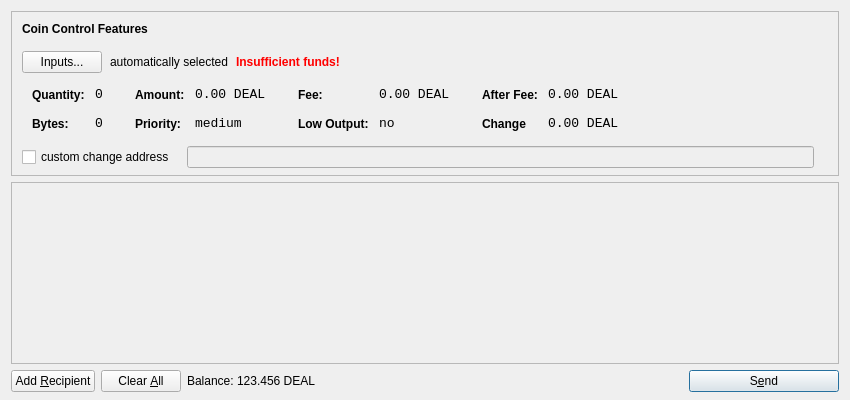
This is src/qt/forms/sendcoinsdialog.ui in flokisatoshi/IdealCash-DEAL as Qt 5 draws it before an edit. The edited form follows.
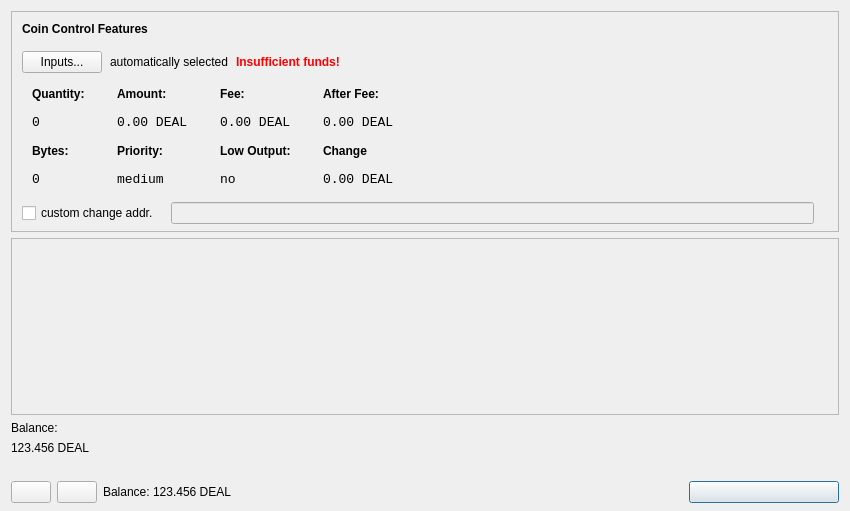
This is the edited form. Icons and pictures are not drawn.

```diff
--- a/src/qt/forms/sendcoinsdialog.ui
+++ b/src/qt/forms/sendcoinsdialog.ui
@@ -7,13 +7,13 @@
     <x>0</x>
     <y>0</y>
     <width>850</width>
-    <height>400</height>
+    <height>511</height>
    </rect>
   </property>
   <property name="windowTitle">
    <string>Send Coins</string>
   </property>
-  <layout class="QVBoxLayout" name="verticalLayout" stretch="0,1,0">
+  <layout class="QVBoxLayout" name="verticalLayout" stretch="0,0,0,0,0,0">
    <property name="bottomMargin">
     <number>8</number>
    </property>
@@ -39,7 +39,7 @@
      </property>
      <layout class="QVBoxLayout" name="verticalLayoutCoinControl2">
       <property name="spacing">
-       <number>-1</number>
+       <number>6</number>
       </property>
       <property name="leftMargin">
        <number>0</number>
@@ -217,32 +217,7 @@
                  </property>
                 </widget>
                </item>
-               <item row="0" column="1">
-                <widget class="QLabel" name="labelCoinControlQuantity">
-                 <property name="font">
-                  <font>
-                   <family>Monospace</family>
-                   <pointsize>10</pointsize>
-                  </font>
-                 </property>
-                 <property name="cursor">
-                  <cursorShape>IBeamCursor</cursorShape>
-                 </property>
-                 <property name="contextMenuPolicy">
-                  <enum>Qt::ActionsContextMenu</enum>
-                 </property>
-                 <property name="text">
-                  <string>0</string>
-                 </property>
-                 <property name="margin">
-                  <number>0</number>
-                 </property>
-                 <property name="textInteractionFlags">
-                  <set>Qt::LinksAccessibleByMouse|Qt::TextSelectableByKeyboard|Qt::TextSelectableByMouse</set>
-                 </property>
-                </widget>
-               </item>
-               <item row="1" column="0">
+               <item row="2" column="0">
                 <widget class="QLabel" name="labelCoinControlBytesText">
                  <property name="styleSheet">
                   <string notr="true">font-weight:bold;</string>
@@ -252,7 +227,32 @@
                  </property>
                 </widget>
                </item>
-               <item row="1" column="1">
+               <item row="1" column="0">
+                <widget class="QLabel" name="labelCoinControlQuantity">
+                 <property name="font">
+                  <font>
+                   <family>Monospace</family>
+                   <pointsize>10</pointsize>
+                  </font>
+                 </property>
+                 <property name="cursor">
+                  <cursorShape>IBeamCursor</cursorShape>
+                 </property>
+                 <property name="contextMenuPolicy">
+                  <enum>Qt::ActionsContextMenu</enum>
+                 </property>
+                 <property name="text">
+                  <string>0</string>
+                 </property>
+                 <property name="margin">
+                  <number>0</number>
+                 </property>
+                 <property name="textInteractionFlags">
+                  <set>Qt::LinksAccessibleByMouse|Qt::TextSelectableByKeyboard|Qt::TextSelectableByMouse</set>
+                 </property>
+                </widget>
+               </item>
+               <item row="3" column="0">
                 <widget class="QLabel" name="labelCoinControlBytes">
                  <property name="font">
                   <font>
@@ -306,29 +306,7 @@
                  </property>
                 </widget>
                </item>
-               <item row="0" column="1">
-                <widget class="QLabel" name="labelCoinControlAmount">
-                 <property name="font">
-                  <font>
-                   <family>Monospace</family>
-                   <pointsize>10</pointsize>
-                  </font>
-                 </property>
-                 <property name="cursor">
-                  <cursorShape>IBeamCursor</cursorShape>
-                 </property>
-                 <property name="contextMenuPolicy">
-                  <enum>Qt::ActionsContextMenu</enum>
-                 </property>
-                 <property name="text">
-                  <string>0.00 DEAL</string>
-                 </property>
-                 <property name="textInteractionFlags">
-                  <set>Qt::LinksAccessibleByMouse|Qt::TextSelectableByKeyboard|Qt::TextSelectableByMouse</set>
-                 </property>
-                </widget>
-               </item>
-               <item row="1" column="0">
+               <item row="2" column="0">
                 <widget class="QLabel" name="labelCoinControlPriorityText">
                  <property name="styleSheet">
                   <string notr="true">font-weight:bold;</string>
@@ -338,7 +316,29 @@
                  </property>
                 </widget>
                </item>
-               <item row="1" column="1">
+               <item row="1" column="0">
+                <widget class="QLabel" name="labelCoinControlAmount">
+                 <property name="font">
+                  <font>
+                   <family>Monospace</family>
+                   <pointsize>10</pointsize>
+                  </font>
+                 </property>
+                 <property name="cursor">
+                  <cursorShape>IBeamCursor</cursorShape>
+                 </property>
+                 <property name="contextMenuPolicy">
+                  <enum>Qt::ActionsContextMenu</enum>
+                 </property>
+                 <property name="text">
+                  <string>0.00 DEAL</string>
+                 </property>
+                 <property name="textInteractionFlags">
+                  <set>Qt::LinksAccessibleByMouse|Qt::TextSelectableByKeyboard|Qt::TextSelectableByMouse</set>
+                 </property>
+                </widget>
+               </item>
+               <item row="3" column="0">
                 <widget class="QLabel" name="labelCoinControlPriority">
                  <property name="font">
                   <font>
@@ -392,29 +392,7 @@
                  </property>
                 </widget>
                </item>
-               <item row="0" column="1">
-                <widget class="QLabel" name="labelCoinControlFee">
-                 <property name="font">
-                  <font>
-                   <family>Monospace</family>
-                   <pointsize>10</pointsize>
-                  </font>
-                 </property>
-                 <property name="cursor">
-                  <cursorShape>IBeamCursor</cursorShape>
-                 </property>
-                 <property name="contextMenuPolicy">
-                  <enum>Qt::ActionsContextMenu</enum>
-                 </property>
-                 <property name="text">
-                  <string>0.00 DEAL</string>
-                 </property>
-                 <property name="textInteractionFlags">
-                  <set>Qt::LinksAccessibleByMouse|Qt::TextSelectableByKeyboard|Qt::TextSelectableByMouse</set>
-                 </property>
-                </widget>
-               </item>
-               <item row="1" column="0">
+               <item row="2" column="0">
                 <widget class="QLabel" name="labelCoinControlLowOutputText">
                  <property name="styleSheet">
                   <string notr="true">font-weight:bold;</string>
@@ -424,7 +402,29 @@
                  </property>
                 </widget>
                </item>
-               <item row="1" column="1">
+               <item row="1" column="0">
+                <widget class="QLabel" name="labelCoinControlFee">
+                 <property name="font">
+                  <font>
+                   <family>Monospace</family>
+                   <pointsize>10</pointsize>
+                  </font>
+                 </property>
+                 <property name="cursor">
+                  <cursorShape>IBeamCursor</cursorShape>
+                 </property>
+                 <property name="contextMenuPolicy">
+                  <enum>Qt::ActionsContextMenu</enum>
+                 </property>
+                 <property name="text">
+                  <string>0.00 DEAL</string>
+                 </property>
+                 <property name="textInteractionFlags">
+                  <set>Qt::LinksAccessibleByMouse|Qt::TextSelectableByKeyboard|Qt::TextSelectableByMouse</set>
+                 </property>
+                </widget>
+               </item>
+               <item row="3" column="0">
                 <widget class="QLabel" name="labelCoinControlLowOutput">
                  <property name="font">
                   <font>
@@ -478,7 +478,7 @@
                  </property>
                 </widget>
                </item>
-               <item row="0" column="1">
+               <item row="1" column="0">
                 <widget class="QLabel" name="labelCoinControlAfterFee">
                  <property name="font">
                   <font>
@@ -500,7 +500,7 @@
                  </property>
                 </widget>
                </item>
-               <item row="1" column="0">
+               <item row="2" column="0">
                 <widget class="QLabel" name="labelCoinControlChangeText">
                  <property name="styleSheet">
                   <string notr="true">font-weight:bold;</string>
@@ -510,7 +510,7 @@
                  </property>
                 </widget>
                </item>
-               <item row="1" column="1">
+               <item row="3" column="0">
                 <widget class="QLabel" name="labelCoinControlChange">
                  <property name="font">
                   <font>
@@ -555,8 +555,13 @@
           </property>
           <item>
            <widget class="QCheckBox" name="checkBoxCoinControlChange">
+            <property name="font">
+             <font>
+              <pointsize>9</pointsize>
+             </font>
+            </property>
             <property name="text">
-             <string>custom change address</string>
+             <string>custom change addr.</string>
             </property>
            </widget>
           </item>
@@ -626,7 +631,7 @@
         <x>0</x>
         <y>0</y>
         <width>830</width>
-        <height>165</height>
+        <height>136</height>
        </rect>
       </property>
       <layout class="QVBoxLayout" name="verticalLayout_2">
@@ -657,6 +662,54 @@
      </widget>
     </widget>
    </item>
+   <item>
+    <widget class="QLabel" name="label">
+     <property name="sizePolicy">
+      <sizepolicy hsizetype="Preferred" vsizetype="Fixed">
+       <horstretch>0</horstretch>
+       <verstretch>0</verstretch>
+      </sizepolicy>
+     </property>
+     <property name="text">
+      <string>Balance:</string>
+     </property>
+    </widget>
+   </item>
+   <item>
+    <widget class="QLabel" name="labelBalance">
+     <property name="sizePolicy">
+      <sizepolicy hsizetype="Preferred" vsizetype="Fixed">
+       <horstretch>0</horstretch>
+       <verstretch>0</verstretch>
+      </sizepolicy>
+     </property>
+     <property name="cursor">
+      <cursorShape>IBeamCursor</cursorShape>
+     </property>
+     <property name="text">
+      <string>123.456 DEAL</string>
+     </property>
+     <property name="textInteractionFlags">
+      <set>Qt::LinksAccessibleByMouse|Qt::TextSelectableByKeyboard|Qt::TextSelectableByMouse</set>
+     </property>
+    </widget>
+   </item>
+   <item>
+    <spacer name="horizontalSpacer">
+     <property name="orientation">
+      <enum>Qt::Horizontal</enum>
+     </property>
+     <property name="sizeType">
+      <enum>QSizePolicy::MinimumExpanding</enum>
+     </property>
+     <property name="sizeHint" stdset="0">
+      <size>
+       <width>40</width>
+       <height>20</height>
+      </size>
+     </property>
+    </spacer>
+   </item>
    <item>
     <layout class="QHBoxLayout" name="horizontalLayout">
      <item>
@@ -665,7 +718,7 @@
         <string>Send to multiple recipients at once</string>
        </property>
        <property name="text">
-        <string>Add &amp;Recipient</string>
+        <string/>
        </property>
        <property name="icon">
         <iconset resource="../bitcoin.qrc">
@@ -688,7 +741,7 @@
         <string>Remove all transaction fields</string>
        </property>
        <property name="text">
-        <string>Clear &amp;All</string>
+        <string/>
        </property>
        <property name="icon">
         <iconset resource="../bitcoin.qrc">
@@ -766,7 +819,7 @@
         <string>Confirm the send action</string>
        </property>
        <property name="text">
-        <string>S&amp;end</string>
+        <string/>
        </property>
        <property name="icon">
         <iconset resource="../bitcoin.qrc">
```
Left out of the diff: 23 changed lines with no effect on the pictures.
